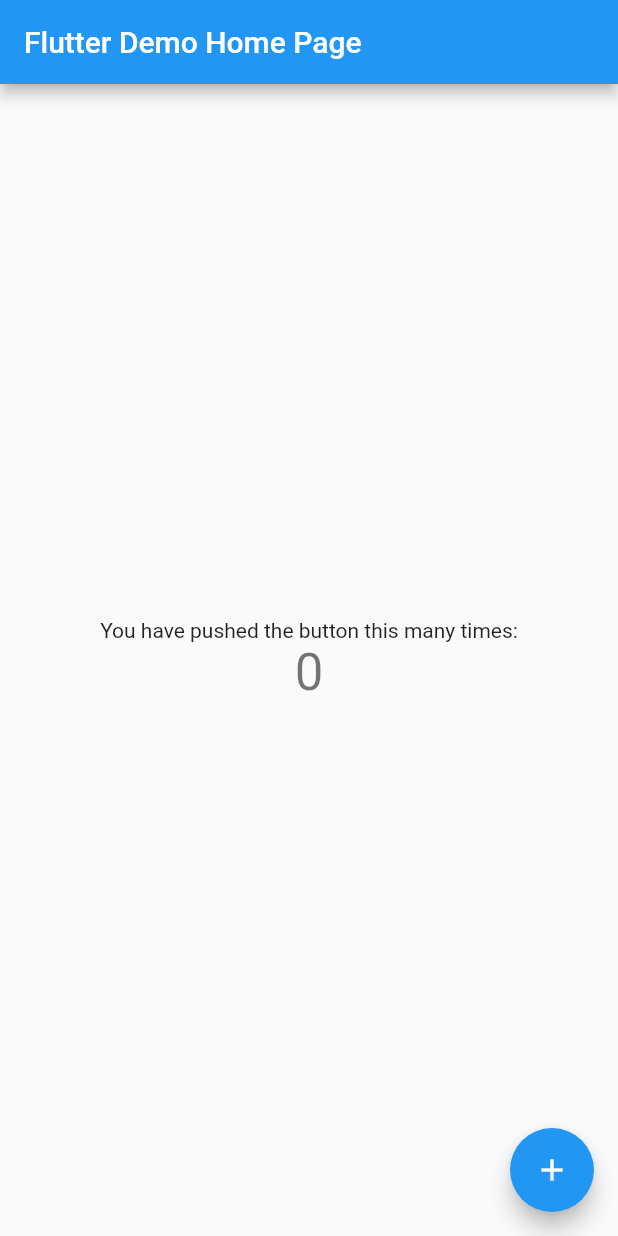
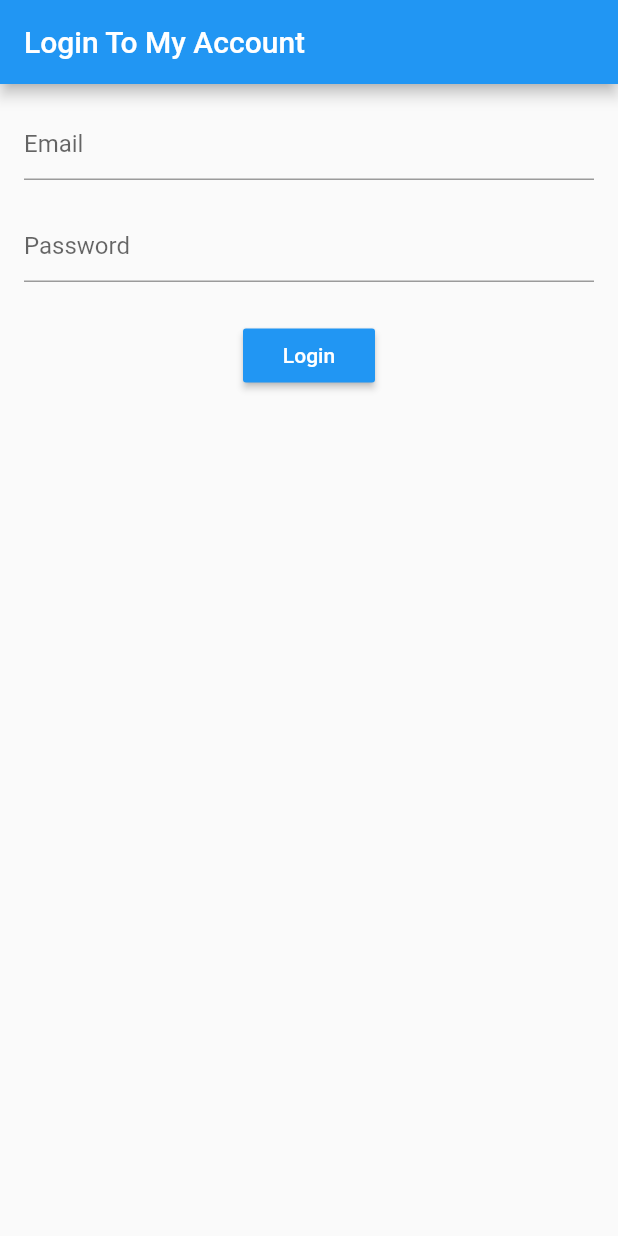
Before and after one commit to development1soft/flutter_course, a Flutter app: the screen it shows after launch, on a phone screen of 412 x 824 dp. Run offline on Flutter 3.47's test engine with Material 2 defaults, Android fonts, the phone set to English and light mode, and no system bars; our stand-ins replace firebase_auth; accounts and stored records are empty.

Commit message:
Sign In With Firebse

```diff
--- /dev/null
+++ b/lib/login.dart
@@ -0,0 +1,104 @@
+import 'package:flutter/material.dart';
+import 'package:firebase_auth/firebase_auth.dart';
+import 'package:flutter_with_firebase/dashboard.dart';
+
+class LoginScreen extends StatefulWidget{
+  @override
+  _LoginScreenState createState() => _LoginScreenState();
+}
+
+class _LoginScreenState extends State<LoginScreen> {
+
+  void initState()
+  {
+    super.initState();
+  }
+
+
+  final _formkey = GlobalKey<FormState>();
+
+  TextEditingController _emailcontroller = TextEditingController();
+
+  TextEditingController _passwordcontroller = TextEditingController();
+
+  @override
+  void dispose()
+  {
+    _emailcontroller.dispose();
+
+    _passwordcontroller.dispose();
+
+    super.dispose();
+  }
+
+  @override
+  Widget build(BuildContext context) {
+    // TODO: implement build
+    return Scaffold(
+      appBar: AppBar(
+        title: Text('Login To My Account'),
+      ),
+      body: Container(
+        padding: EdgeInsets.all(16),
+        child: Form(
+            key: _formkey,
+            child: Column(
+              children: <Widget>[
+                TextFormField(
+                  controller: _emailcontroller,
+                  decoration: InputDecoration(
+                    hintText: 'Email',
+                  ),
+                  validator: (value){
+                    if(value.isEmpty){
+                      return 'Please Fill Email Input';
+                    }
+                  },
+                ),
+                SizedBox(
+                  height: 20,
+                ),
+                TextFormField(
+                  controller: _passwordcontroller,
+                  decoration: InputDecoration(
+                    hintText: 'Password',
+                  ),
+                  validator: (value){
+                    if(value.isEmpty){
+                      return 'Please Fill Password Input';
+                    }
+                  },
+                ),
+                SizedBox(
+                  height: 25,
+                ),
+                RaisedButton(
+                  color: Colors.blue,
+                  child: Text('Login',style: TextStyle(color: Colors.white),),
+                  onPressed: () async {
+                    if(_formkey.currentState.validate()){
+
+                      var result = await FirebaseAuth.instance.signInWithEmailAndPassword(email: _emailcontroller.text, password: _passwordcontroller.text);
+
+                      if(result != null){
+                        Navigator.push(
+                          context,
+                          MaterialPageRoute(builder: (context) => DashboardScreen()),
+                        );
+                      }else{
+                        print('user not found');
+                      }
+                    }
+                  },
+                )
+
+              ],
+            )
+        ),
+      ),
+    );
+  }
+
+
+
+}
--- a/lib/main.dart
+++ b/lib/main.dart
@@ -1,4 +1,5 @@
 import 'package:flutter/material.dart';
+import 'package:flutter_with_firebase/login.dart';
 
 void main() => runApp(MyApp());
 
@@ -7,105 +8,7 @@ class MyApp extends StatelessWidget {
   @override
   Widget build(BuildContext context) {
     return MaterialApp(
-      title: 'Flutter Demo',
-      theme: ThemeData(
-        // This is the theme of your application.
-        //
-        // Try running your application with "flutter run". You'll see the
-        // application has a blue toolbar. Then, without quitting the app, try
-        // changing the primarySwatch below to Colors.green and then invoke
-        // "hot reload" (press "r" in the console where you ran "flutter run",
-        // or simply save your changes to "hot reload" in a Flutter IDE).
-        // Notice that the counter didn't reset back to zero; the application
-        // is not restarted.
-        primarySwatch: Colors.blue,
-      ),
-      home: MyHomePage(title: 'Flutter Demo Home Page'),
+      home: LoginScreen(),
     );
   }
 }
-
-class MyHomePage extends StatefulWidget {
-  MyHomePage({Key key, this.title}) : super(key: key);
-
-  // This widget is the home page of your application. It is stateful, meaning
-  // that it has a State object (defined below) that contains fields that affect
-  // how it looks.
-
-  // This class is the configuration for the state. It holds the values (in this
-  // case the title) provided by the parent (in this case the App widget) and
-  // used by the build method of the State. Fields in a Widget subclass are
-  // always marked "final".
-
-  final String title;
-
-  @override
-  _MyHomePageState createState() => _MyHomePageState();
-}
-
-class _MyHomePageState extends State<MyHomePage> {
-  int _counter = 0;
-
-  void _incrementCounter() {
-    setState(() {
-      // This call to setState tells the Flutter framework that something has
-      // changed in this State, which causes it to rerun the build method below
-      // so that the display can reflect the updated values. If we changed
-      // _counter without calling setState(), then the build method would not be
-      // called again, and so nothing would appear to happen.
-      _counter++;
-    });
-  }
-
-  @override
-  Widget build(BuildContext context) {
-    // This method is rerun every time setState is called, for instance as done
-    // by the _incrementCounter method above.
-    //
-    // The Flutter framework has been optimized to make rerunning build methods
-    // fast, so that you can just rebuild anything that needs updating rather
-    // than having to individually change instances of widgets.
-    return Scaffold(
-      appBar: AppBar(
-        // Here we take the value from the MyHomePage object that was created by
-        // the App.build method, and use it to set our appbar title.
-        title: Text(widget.title),
-      ),
-      body: Center(
-        // Center is a layout widget. It takes a single child and positions it
-        // in the middle of the parent.
-        child: Column(
-          // Column is also a layout widget. It takes a list of children and
-          // arranges them vertically. By default, it sizes itself to fit its
-          // children horizontally, and tries to be as tall as its parent.
-          //
-          // Invoke "debug painting" (press "p" in the console, choose the
-          // "Toggle Debug Paint" action from the Flutter Inspector in Android
-          // Studio, or the "Toggle Debug Paint" command in Visual Studio Code)
-          // to see the wireframe for each widget.
-          //
-          // Column has various properties to control how it sizes itself and
-          // how it positions its children. Here we use mainAxisAlignment to
-          // center the children vertically; the main axis here is the vertical
-          // axis because Columns are vertical (the cross axis would be
-          // horizontal).
-          mainAxisAlignment: MainAxisAlignment.center,
-          children: <Widget>[
-            Text(
-              'You have pushed the button this many times:',
-            ),
-            Text(
-              '$_counter',
-              style: Theme.of(context).textTheme.display1,
-            ),
-          ],
-        ),
-      ),
-      floatingActionButton: FloatingActionButton(
-        onPressed: _incrementCounter,
-        tooltip: 'Increment',
-        child: Icon(Icons.add),
-      ), // This trailing comma makes auto-formatting nicer for build methods.
-    );
-  }
-}
--- a/pubspec.yaml
+++ b/pubspec.yaml
@@ -23,6 +23,7 @@ dependencies:
   # The following adds the Cupertino Icons font to your application.
   # Use with the CupertinoIcons class for iOS style icons.
   cupertino_icons: ^0.1.2
+  firebase_auth: ^0.11.1+7
 
 dev_dependencies:
   flutter_test:
--- /dev/null
+++ b/requirements.txt
@@ -0,0 +1 @@
+firebase_auth: ^0.11.1+7
```
Also changed, not shown: lib/dashboard.dart (added, +18 -0 lines), pubspec.lock.
